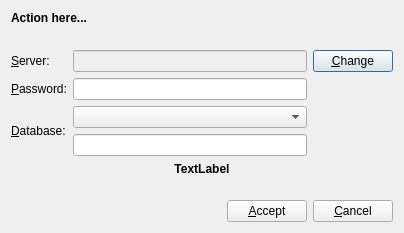
Old version of the form bin/ui/choosedb.ui in the repository xrg/openerp-client-kde.
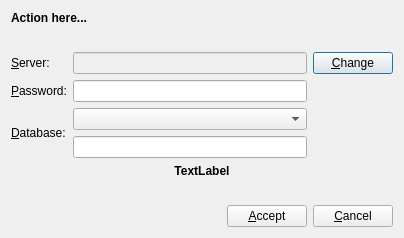
New version of the form. Icons and pictures are not drawn.

```diff
--- a/bin/ui/choosedb.ui
+++ b/bin/ui/choosedb.ui
@@ -6,7 +6,7 @@
     <x>0</x>
     <y>0</y>
     <width>400</width>
-    <height>233</height>
+    <height>238</height>
    </rect>
   </property>
   <property name="windowTitle" >
```
Left out of the diff: 10 changed lines with no effect on the pictures.
